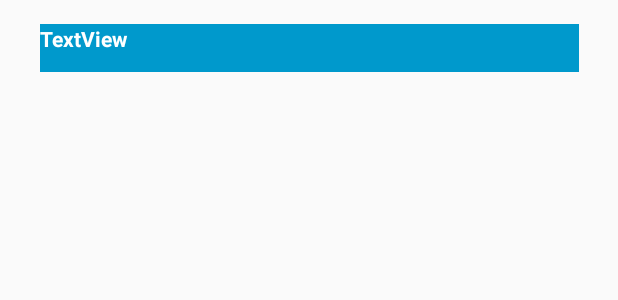
After one commit to victorhugodias/sempanela, an Android app: the layout custom_group_list_layout.xml on its own in the app's theme, with its tools: preview values and no code run, on a phone screen of 412 x 824 dp. The commit adds this screen. Shown: the top 300 px of the screen. Run offline under Robolectric (Android 15) with nearby library versions, the phone set to English and light mode, and no system bars.

Commit message:
Implementado ExpListView para os times sorteados

```diff
--- a/app/src/main/java/com/example/victordias/sempanela/Model/Jogador.java
+++ b/app/src/main/java/com/example/victordias/sempanela/Model/Jogador.java
@@ -1,6 +1,8 @@
 package com.example.victordias.sempanela.Model;
 
-public class Jogador {
+import java.io.Serializable;
+
+public class Jogador implements Serializable {
 
 
     private String nome;
--- a/app/src/main/java/com/example/victordias/sempanela/Model/Time.java
+++ b/app/src/main/java/com/example/victordias/sempanela/Model/Time.java
@@ -1,9 +1,10 @@
 package com.example.victordias.sempanela.Model;
 
+import java.io.Serializable;
 import java.util.ArrayList;
 import java.util.List;
 
-public class Time {
+public class Time implements Serializable {
 
     private List<Jogador> jogadores;
     private String nome;
--- /dev/null
+++ b/app/src/main/res/layout/custom_group_list_layout.xml
@@ -0,0 +1,25 @@
+<?xml version="1.0" encoding="utf-8"?>
+<android.support.constraint.ConstraintLayout
+    xmlns:android="http://schemas.android.com/apk/res/android"
+    xmlns:app="http://schemas.android.com/apk/res-auto"
+    xmlns:tools="http://schemas.android.com/tools"
+    android:layout_width="match_parent"
+    android:layout_height="match_parent">
+
+    <TextView
+        android:id="@+id/tvGroup"
+        android:layout_width="359dp"
+        android:layout_height="32dp"
+        android:layout_marginEnd="8dp"
+        android:layout_marginLeft="8dp"
+        android:layout_marginRight="8dp"
+        android:layout_marginStart="8dp"
+        android:layout_marginTop="16dp"
+        android:text="TextView"
+        android:textStyle="bold"
+        app:layout_constraintEnd_toEndOf="parent"
+        app:layout_constraintStart_toStartOf="parent"
+        app:layout_constraintTop_toTopOf="parent"
+        tools:background="@android:color/holo_blue_dark"
+        tools:textColor="@android:color/background_light" />
+</android.support.constraint.ConstraintLayout>
```
Also changed, not shown: app/src/main/java/com/example/victordias/sempanela/Controller/ResultadoActivity.java (+18 -0 lines), app/src/main/java/com/example/victordias/sempanela/Helpers/ExpLVAdapter.java (added, +83 -0 lines), app/src/main/res/layout/activity_resultado.xml (+30 -0 lines).
